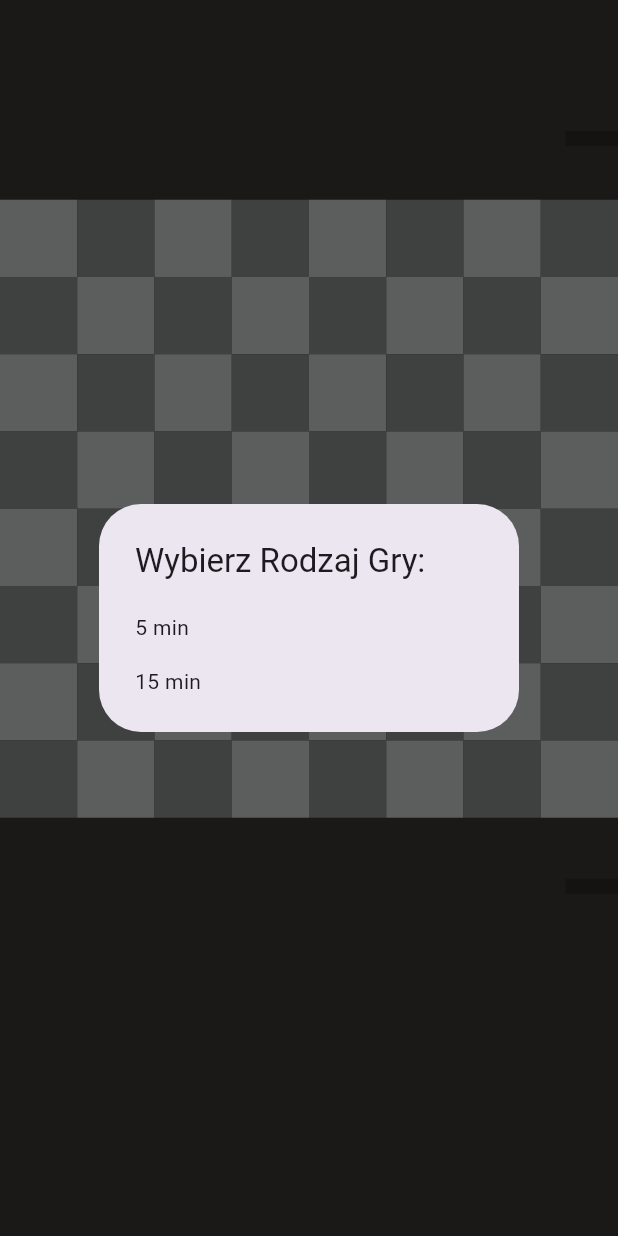
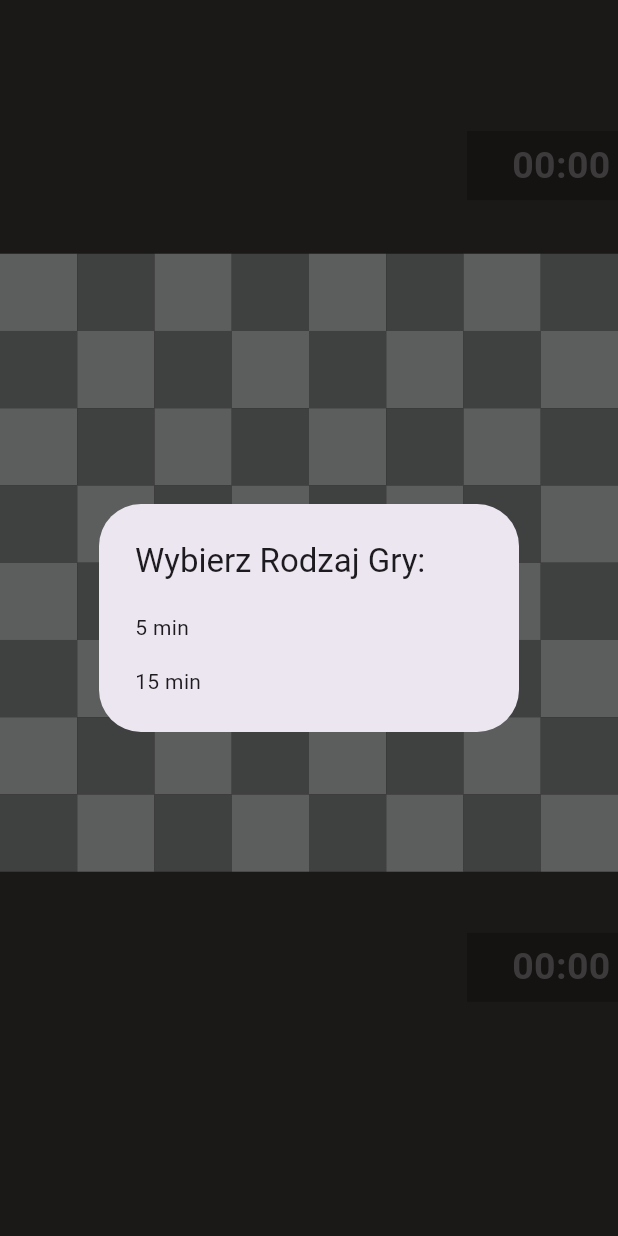
Before and after one commit to kicper231/chess-app, a Flutter app: the screen it shows after launch, on a phone screen of 412 x 824 dp. Run offline on Flutter 3.47's test engine with Material 3 defaults, Android fonts, the phone set to English and light mode, and no system bars; our stand-ins replace bloc, equatable, flutter_bloc, stop_watch_timer.

Commit message:
working game offline

```diff
--- a/lib/presentation/chessboard.dart
+++ b/lib/presentation/chessboard.dart
@@ -147,7 +147,11 @@ class _ChessBoardWidgetState extends State<ChessBoardWidget> {
                                         color: Color.fromARGB(
                                             255, 130, 127, 129)));
                               })
-                          : null,
+                          : const Text('00:00',
+                              style: TextStyle(
+                                  fontWeight: FontWeight.bold,
+                                  fontSize: 25,
+                                  color: Color.fromARGB(255, 130, 127, 129))),
                     ),
                     // // color: Colors.blue,
                   ),
@@ -281,7 +285,11 @@ class _ChessBoardWidgetState extends State<ChessBoardWidget> {
                                         color: Color.fromARGB(
                                             255, 130, 127, 129)));
                               })
-                          : null,
+                          : const Text('00:00',
+                              style: TextStyle(
+                                  fontWeight: FontWeight.bold,
+                                  fontSize: 25,
+                                  color: Color.fromARGB(255, 130, 127, 129))),
                     ),
                     // // color: Colors.blue,
                   ),
```
